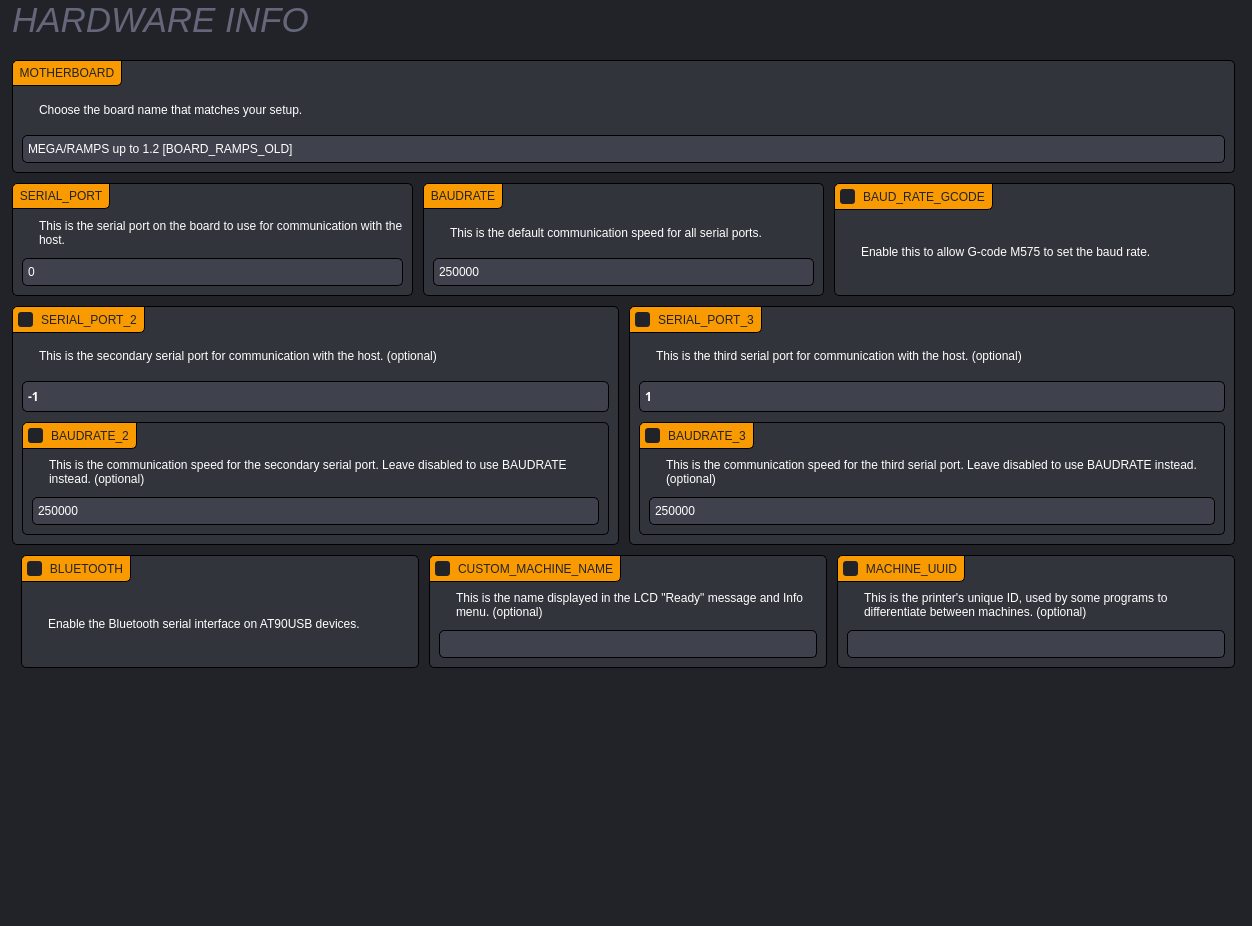
Old version of the form gui/HardwarePage.ui in the repository SimonBuxx/iloop-marlin-configurator.
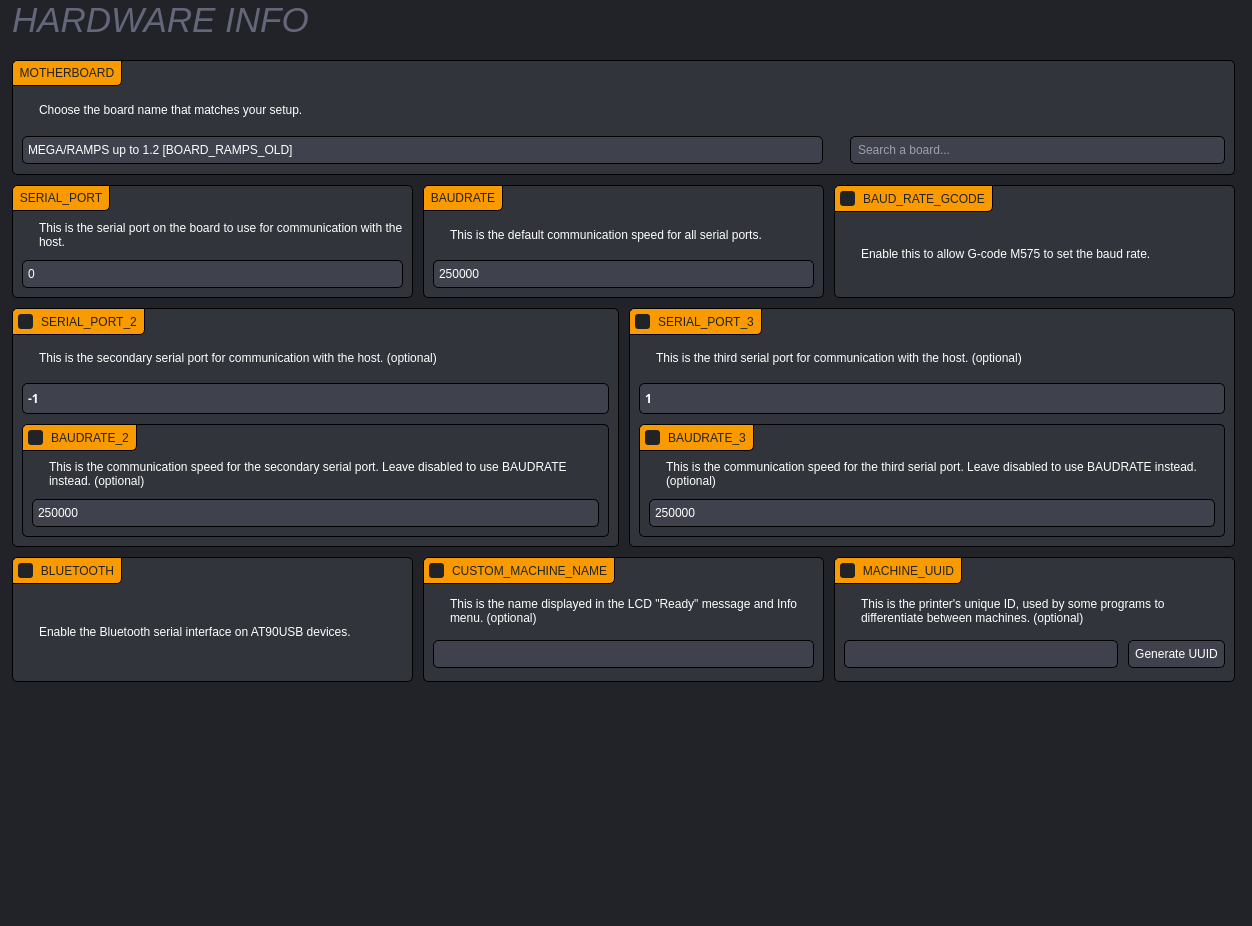
New version of the form. Icons and pictures are not drawn. Custom widgets are drawn as their Qt base class.

Commit message: Added board search field + button to generate UUID + GUI improvements

```diff
--- a/gui/HardwarePage.ui
+++ b/gui/HardwarePage.ui
@@ -29,6 +29,10 @@
 		background: none;
 }
 
+QMenu {
+    background-color: rgb(34, 35, 40);
+}
+
 QLabel:!disabled {
 	color: white;
 }
@@ -142,6 +146,7 @@
 QPushButton:disabled {
 	background: rgb(34, 35, 40);
 	color: rgb(180, 180, 180);
+	border: 1px solid rgb(26, 26, 30);
 }
 
 QPushButton:hover {
@@ -269,167 +274,6 @@
    <property name="spacing">
     <number>10</number>
    </property>
-   <item row="6" column="0" colspan="2">
-    <widget class="QWidget" name="widget_3" native="true">
-     <layout class="QGridLayout" name="gridLayout_14" columnstretch="1,1,1">
-      <property name="topMargin">
-       <number>0</number>
-      </property>
-      <property name="rightMargin">
-       <number>0</number>
-      </property>
-      <property name="bottomMargin">
-       <number>0</number>
-      </property>
-      <property name="spacing">
-       <number>10</number>
-      </property>
-      <item row="0" column="1">
-       <widget class="QGroupBox" name="uCustomMachineNameBox">
-        <property name="title">
-         <string>CUSTOM_MACHINE_NAME</string>
-        </property>
-        <property name="checkable">
-         <bool>true</bool>
-        </property>
-        <layout class="QGridLayout" name="gridLayout_12">
-         <property name="spacing">
-          <number>10</number>
-         </property>
-         <item row="1" column="1">
-          <widget class="QLabel" name="label_22">
-           <property name="text">
-            <string>This is the name displayed in the LCD &quot;Ready&quot; message and Info menu. (optional)</string>
-           </property>
-           <property name="wordWrap">
-            <bool>true</bool>
-           </property>
-          </widget>
-         </item>
-         <item row="1" column="0">
-          <widget class="QLabel" name="label_21">
-           <property name="sizePolicy">
-            <sizepolicy hsizetype="Fixed" vsizetype="Fixed">
-             <horstretch>0</horstretch>
-             <verstretch>0</verstretch>
-            </sizepolicy>
-           </property>
-           <property name="text">
-            <string/>
-           </property>
-           <property name="pixmap">
-            <pixmap resource="../resources/resources.qrc">:/info_FILL0_wght100_GRAD0_opsz20.svg</pixmap>
-           </property>
-          </widget>
-         </item>
-         <item row="2" column="0" colspan="2">
-          <widget class="QLineEdit" name="uPrinterNameEdit">
-           <property name="sizePolicy">
-            <sizepolicy hsizetype="Minimum" vsizetype="Fixed">
-             <horstretch>0</horstretch>
-             <verstretch>0</verstretch>
-            </sizepolicy>
-           </property>
-          </widget>
-         </item>
-        </layout>
-       </widget>
-      </item>
-      <item row="0" column="2">
-       <widget class="QGroupBox" name="uMachineUuidBox">
-        <property name="title">
-         <string>MACHINE_UUID</string>
-        </property>
-        <property name="checkable">
-         <bool>true</bool>
-        </property>
-        <layout class="QGridLayout" name="gridLayout_13">
-         <property name="spacing">
-          <number>10</number>
-         </property>
-         <item row="1" column="1">
-          <widget class="QLabel" name="label_23">
-           <property name="text">
-            <string>This is the printer's unique ID, used by some programs to differentiate between machines. (optional)</string>
-           </property>
-           <property name="wordWrap">
-            <bool>true</bool>
-           </property>
-          </widget>
-         </item>
-         <item row="1" column="0">
-          <widget class="QLabel" name="label_9">
-           <property name="sizePolicy">
-            <sizepolicy hsizetype="Fixed" vsizetype="Fixed">
-             <horstretch>0</horstretch>
-             <verstretch>0</verstretch>
-            </sizepolicy>
-           </property>
-           <property name="text">
-            <string/>
-           </property>
-           <property name="pixmap">
-            <pixmap resource="../resources/resources.qrc">:/info_FILL0_wght100_GRAD0_opsz20.svg</pixmap>
-           </property>
-          </widget>
-         </item>
-         <item row="2" column="0" colspan="2">
-          <widget class="QLineEdit" name="uMachineUuidEdit">
-           <property name="sizePolicy">
-            <sizepolicy hsizetype="Minimum" vsizetype="Fixed">
-             <horstretch>0</horstretch>
-             <verstretch>0</verstretch>
-            </sizepolicy>
-           </property>
-          </widget>
-         </item>
-        </layout>
-       </widget>
-      </item>
-      <item row="0" column="0">
-       <widget class="QGroupBox" name="uBluetoothBox">
-        <property name="title">
-         <string>BLUETOOTH</string>
-        </property>
-        <property name="checkable">
-         <bool>true</bool>
-        </property>
-        <layout class="QGridLayout" name="gridLayout_11">
-         <property name="spacing">
-          <number>10</number>
-         </property>
-         <item row="0" column="0">
-          <widget class="QLabel" name="label_19">
-           <property name="sizePolicy">
-            <sizepolicy hsizetype="Fixed" vsizetype="Fixed">
-             <horstretch>0</horstretch>
-             <verstretch>0</verstretch>
-            </sizepolicy>
-           </property>
-           <property name="text">
-            <string/>
-           </property>
-           <property name="pixmap">
-            <pixmap resource="../resources/resources.qrc">:/info_FILL0_wght100_GRAD0_opsz20.svg</pixmap>
-           </property>
-          </widget>
-         </item>
-         <item row="0" column="1">
-          <widget class="QLabel" name="label_20">
-           <property name="text">
-            <string>Enable the Bluetooth serial interface on AT90USB devices.</string>
-           </property>
-           <property name="wordWrap">
-            <bool>true</bool>
-           </property>
-          </widget>
-         </item>
-        </layout>
-       </widget>
-      </item>
-     </layout>
-    </widget>
-   </item>
    <item row="1" column="0" colspan="2">
     <spacer name="verticalSpacer_2">
      <property name="orientation">
@@ -833,33 +677,10 @@
      <property name="title">
       <string>MOTHERBOARD</string>
      </property>
-     <layout class="QGridLayout" name="gridLayout_3">
+     <layout class="QGridLayout" name="gridLayout_3" columnstretch="1,2,1">
       <property name="spacing">
        <number>10</number>
       </property>
-      <item row="1" column="0">
-       <widget class="QLabel" name="label_2">
-        <property name="sizePolicy">
-         <sizepolicy hsizetype="Fixed" vsizetype="Fixed">
-          <horstretch>0</horstretch>
-          <verstretch>0</verstretch>
-         </sizepolicy>
-        </property>
-        <property name="text">
-         <string/>
-        </property>
-        <property name="pixmap">
-         <pixmap resource="../resources/resources.qrc">:/info_FILL0_wght100_GRAD0_opsz20.svg</pixmap>
-        </property>
-       </widget>
-      </item>
-      <item row="1" column="1">
-       <widget class="QLabel" name="label_4">
-        <property name="text">
-         <string>Choose the board name that matches your setup.</string>
-        </property>
-       </widget>
-      </item>
       <item row="2" column="0" colspan="2">
        <widget class="Dropdown" name="uMotherboardComboBox">
         <property name="sizePolicy">
@@ -2626,6 +2447,82 @@
         </item>
        </widget>
       </item>
+      <item row="1" column="1">
+       <widget class="QLabel" name="label_4">
+        <property name="text">
+         <string>Choose the board name that matches your setup.</string>
+        </property>
+       </widget>
+      </item>
+      <item row="2" column="2">
+       <widget class="QWidget" name="widget_6" native="true">
+        <layout class="QGridLayout" name="gridLayout_17">
+         <property name="leftMargin">
+          <number>0</number>
+         </property>
+         <property name="topMargin">
+          <number>0</number>
+         </property>
+         <property name="rightMargin">
+          <number>0</number>
+         </property>
+         <property name="bottomMargin">
+          <number>0</number>
+         </property>
+         <property name="spacing">
+          <number>10</number>
+         </property>
+         <item row="0" column="1">
+          <widget class="QLineEdit" name="uMotherBoardSearchBox">
+           <property name="styleSheet">
+            <string notr="true"/>
+           </property>
+           <property name="maxLength">
+            <number>100</number>
+           </property>
+           <property name="placeholderText">
+            <string>Search a board...</string>
+           </property>
+           <property name="clearButtonEnabled">
+            <bool>true</bool>
+           </property>
+          </widget>
+         </item>
+         <item row="0" column="0">
+          <widget class="QLabel" name="label_24">
+           <property name="sizePolicy">
+            <sizepolicy hsizetype="Fixed" vsizetype="Fixed">
+             <horstretch>0</horstretch>
+             <verstretch>0</verstretch>
+            </sizepolicy>
+           </property>
+           <property name="text">
+            <string/>
+           </property>
+           <property name="pixmap">
+            <pixmap resource="../resources/resources.qrc">:/search_FILL0_wght100_GRAD0_opsz20.svg</pixmap>
+           </property>
+          </widget>
+         </item>
+        </layout>
+       </widget>
+      </item>
+      <item row="1" column="0">
+       <widget class="QLabel" name="label_2">
+        <property name="sizePolicy">
+         <sizepolicy hsizetype="Fixed" vsizetype="Fixed">
+          <horstretch>0</horstretch>
+          <verstretch>0</verstretch>
+         </sizepolicy>
+        </property>
+        <property name="text">
+         <string/>
+        </property>
+        <property name="pixmap">
+         <pixmap resource="../resources/resources.qrc">:/info_FILL0_wght100_GRAD0_opsz20.svg</pixmap>
+        </property>
+       </widget>
+      </item>
      </layout>
     </widget>
    </item>
@@ -3102,6 +2999,188 @@
      </layout>
     </widget>
    </item>
+   <item row="6" column="0" rowspan="2" colspan="2">
+    <widget class="QWidget" name="widget_3" native="true">
+     <layout class="QGridLayout" name="gridLayout_14" columnstretch="1,1,1">
+      <property name="leftMargin">
+       <number>0</number>
+      </property>
+      <property name="topMargin">
+       <number>0</number>
+      </property>
+      <property name="rightMargin">
+       <number>0</number>
+      </property>
+      <property name="bottomMargin">
+       <number>0</number>
+      </property>
+      <property name="spacing">
+       <number>10</number>
+      </property>
+      <item row="0" column="0">
+       <widget class="QGroupBox" name="uBluetoothBox">
+        <property name="title">
+         <string>BLUETOOTH</string>
+        </property>
+        <property name="checkable">
+         <bool>true</bool>
+        </property>
+        <layout class="QGridLayout" name="gridLayout_11">
+         <property name="spacing">
+          <number>10</number>
+         </property>
+         <item row="0" column="0">
+          <widget class="QLabel" name="label_19">
+           <property name="sizePolicy">
+            <sizepolicy hsizetype="Fixed" vsizetype="Fixed">
+             <horstretch>0</horstretch>
+             <verstretch>0</verstretch>
+            </sizepolicy>
+           </property>
+           <property name="text">
+            <string/>
+           </property>
+           <property name="pixmap">
+            <pixmap resource="../resources/resources.qrc">:/info_FILL0_wght100_GRAD0_opsz20.svg</pixmap>
+           </property>
+          </widget>
+         </item>
+         <item row="0" column="1">
+          <widget class="QLabel" name="label_20">
+           <property name="text">
+            <string>Enable the Bluetooth serial interface on AT90USB devices.</string>
+           </property>
+           <property name="wordWrap">
+            <bool>true</bool>
+           </property>
+          </widget>
+         </item>
+        </layout>
+       </widget>
+      </item>
+      <item row="0" column="1">
+       <widget class="QGroupBox" name="uCustomMachineNameBox">
+        <property name="title">
+         <string>CUSTOM_MACHINE_NAME</string>
+        </property>
+        <property name="checkable">
+         <bool>true</bool>
+        </property>
+        <layout class="QGridLayout" name="gridLayout_12">
+         <property name="spacing">
+          <number>10</number>
+         </property>
+         <item row="1" column="1">
+          <widget class="QLabel" name="label_22">
+           <property name="text">
+            <string>This is the name displayed in the LCD &quot;Ready&quot; message and Info menu. (optional)</string>
+           </property>
+           <property name="wordWrap">
+            <bool>true</bool>
+           </property>
+          </widget>
+         </item>
+         <item row="1" column="0">
+          <widget class="QLabel" name="label_21">
+           <property name="sizePolicy">
+            <sizepolicy hsizetype="Fixed" vsizetype="Fixed">
+             <horstretch>0</horstretch>
+             <verstretch>0</verstretch>
+            </sizepolicy>
+           </property>
+           <property name="text">
+            <string/>
+           </property>
+           <property name="pixmap">
+            <pixmap resource="../resources/resources.qrc">:/info_FILL0_wght100_GRAD0_opsz20.svg</pixmap>
+           </property>
+          </widget>
+         </item>
+         <item row="2" column="0" colspan="2">
+          <widget class="QLineEdit" name="uPrinterNameEdit">
+           <property name="sizePolicy">
+            <sizepolicy hsizetype="Minimum" vsizetype="Fixed">
+             <horstretch>0</horstretch>
+             <verstretch>0</verstretch>
+            </sizepolicy>
+           </property>
+          </widget>
+         </item>
+        </layout>
+       </widget>
+      </item>
+      <item row="0" column="2">
+       <widget class="QGroupBox" name="uMachineUuidBox">
+        <property name="title">
+         <string>MACHINE_UUID</string>
+        </property>
+        <property name="checkable">
+         <bool>true</bool>
+        </property>
+        <layout class="QGridLayout" name="gridLayout_13">
+         <property name="spacing">
+          <number>10</number>
+         </property>
+         <item row="1" column="0">
+          <widget class="QLabel" name="label_9">
+           <property name="sizePolicy">
+            <sizepolicy hsizetype="Fixed" vsizetype="Fixed">
+             <horstretch>0</horstretch>
+             <verstretch>0</verstretch>
+            </sizepolicy>
+           </property>
+           <property name="text">
+            <string/>
+           </property>
+           <property name="pixmap">
+            <pixmap resource="../resources/resources.qrc">:/info_FILL0_wght100_GRAD0_opsz20.svg</pixmap>
+           </property>
+          </widget>
+         </item>
+         <item row="2" column="0" colspan="2">
+          <widget class="QLineEdit" name="uMachineUuidEdit">
+           <property name="sizePolicy">
+            <sizepolicy hsizetype="Minimum" vsizetype="Fixed">
+             <horstretch>0</horstretch>
+             <verstretch>0</verstretch>
+            </sizepolicy>
+           </property>
+           <property name="styleSheet">
+            <string notr="true">QLineEdit {
+	font-family: &quot;Source Code Pro&quot;;
+}</string>
+           </property>
+          </widget>
+         </item>
+         <item row="2" column="2">
+          <widget class="QPushButton" name="uGenerateUuidButton">
+           <property name="sizePolicy">
+            <sizepolicy hsizetype="Fixed" vsizetype="Fixed">
+             <horstretch>0</horstretch>
+             <verstretch>0</verstretch>
+            </sizepolicy>
+           </property>
+           <property name="text">
+            <string>Generate UUID</string>
+           </property>
+          </widget>
+         </item>
+         <item row="1" column="1" colspan="2">
+          <widget class="QLabel" name="label_23">
+           <property name="text">
+            <string>This is the printer's unique ID, used by some programs to differentiate between machines. (optional)</string>
+           </property>
+           <property name="wordWrap">
+            <bool>true</bool>
+           </property>
+          </widget>
+         </item>
+        </layout>
+       </widget>
+      </item>
+     </layout>
+    </widget>
+   </item>
   </layout>
  </widget>
  <customwidgets>
```
The commit also changes 22 other files.
